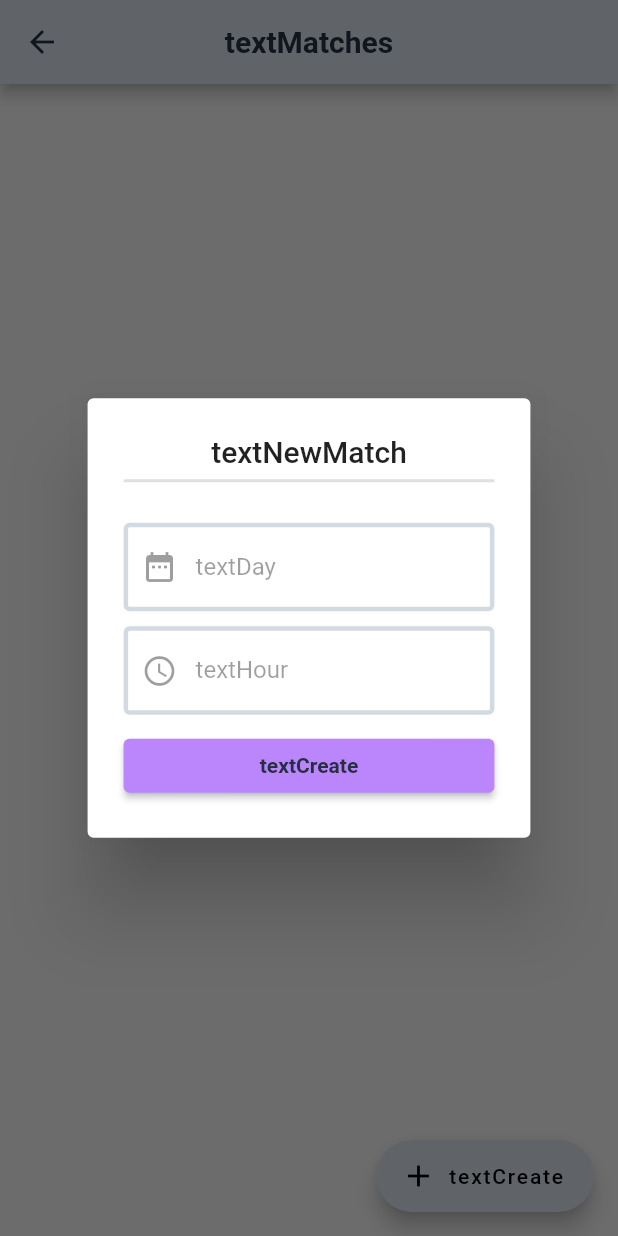
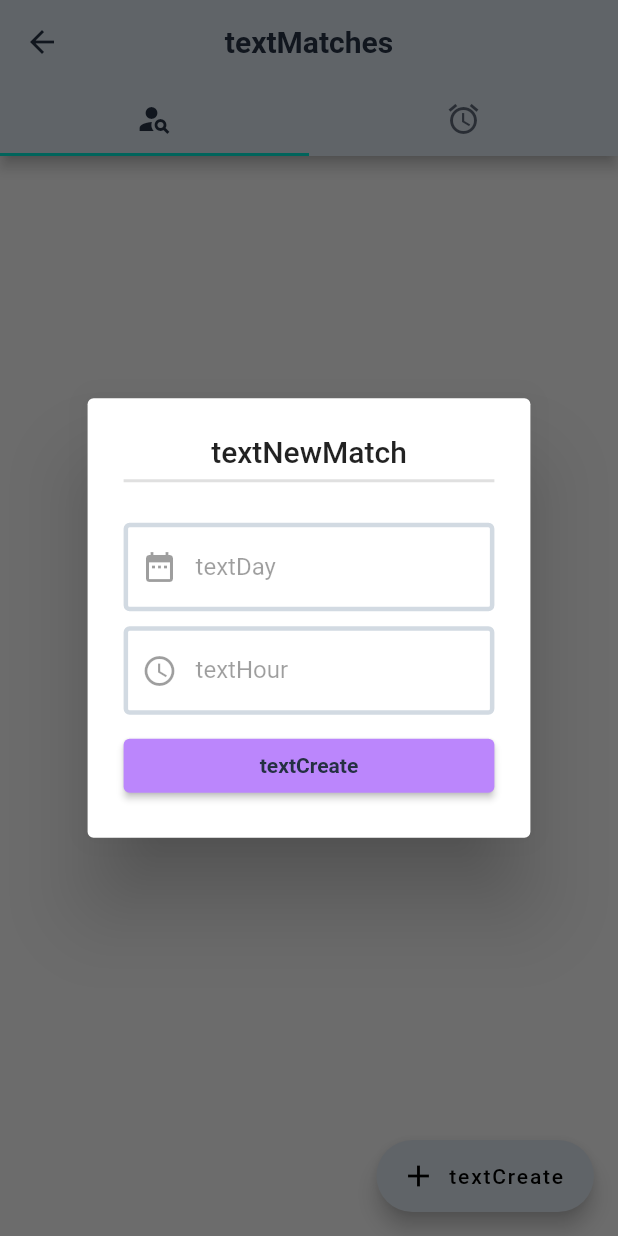
Before and after one commit to Alvaro-Final-Proyect/App, a Flutter app: the MatchesPage screen opened by its route, after a tap on "textCreate", on a phone screen of 412 x 824 dp. Run offline on Flutter 3.47's test engine with Material 2 defaults, Android fonts, the phone set to English and light mode, and no system bars; drawn by our look-alikes of grouped_list; our stand-ins replace auto_size_text, carousel_slider, dio, fluttertoast, get, google_fonts and 2 more; missing offline and left inert: gender_picker, graphview, icon_badge; accounts and stored records are empty; generated files the repository leaves out were written again; network calls fail.

Commit message:
- show matches by user

```diff
--- a/lib/data/network/api_client.dart
+++ b/lib/data/network/api_client.dart
@@ -54,4 +54,7 @@ abstract class ApiClient{
 
   @GET('/api/users/getInvitedMatches')
   Future<List<MatchModel>> getInvitedMatches();
+
+  @GET('/api/users/getUserMatches')
+  Future<List<MatchModel>> getUserMatches();
 }
--- a/lib/data/network/api_service.dart
+++ b/lib/data/network/api_service.dart
@@ -91,4 +91,9 @@ class ApiService {
     final matches = await RetrofitHelper.getApiClient().getInvitedMatches();
     return matches;
   }
+
+  Future<List<MatchModel>> getUserMatches() async {
+    final matches = await RetrofitHelper.getApiClient().getUserMatches();
+    return matches;
+  }
 }
--- /dev/null
+++ b/lib/domain/user_use_case/get_user_matches_use_case.dart
@@ -0,0 +1,9 @@
+import 'package:padel/data/models/match_model.dart';
+import '../../data/network/api_service.dart';
+
+class GetUserMatchesUseCase {
+  final ApiService _api = ApiService();
+
+  Future<List<MatchModel>> call() =>
+      _api.getUserMatches();
+}
--- a/lib/screens/matches_screen/matches_body.dart
+++ b/lib/screens/matches_screen/matches_body.dart
@@ -23,11 +23,24 @@ class MatchesBody extends StatelessWidget {
     }
   }
 
+  Future<void> _loadPlayerMatches() async {
+    await matchesController.loadPlayerMatches();
+    if (matchesController.loadError().isNotEmpty) {
+      Fluttertoast.showToast(
+        msg: 'Could not load your matches',
+        toastLength: Toast.LENGTH_SHORT,
+      );
+    }
+  }
+
   @override
   Widget build(BuildContext context) {
     _loadMatches();
+    _loadPlayerMatches();
 
-    return Obx(
+    return TabBarView(
+      children: [
+        Obx(
           () {
             return matchesController.isLoading()
                 ? const Center(
@@ -51,7 +64,8 @@ class MatchesBody extends StatelessWidget {
                           ),
                         );
                       },
-                  itemBuilder: (_, MatchModel match) => MatchItem(match: match),
+                      itemBuilder: (_, MatchModel match) =>
+                          MatchItem(match: match),
                       itemComparator: (a, b) =>
                           a.date.millisecondsSinceEpoch -
                           b.date.millisecondsSinceEpoch,
@@ -60,6 +74,17 @@ class MatchesBody extends StatelessWidget {
                     ),
                   );
           },
+        ),
+        Obx(() {
+          return ListView.builder(
+            itemCount: matchesController.userMatches.length,
+            itemBuilder: (context, index) {
+              final match = matchesController.userMatches[index];
+              return MatchItem(match: match);
+            }
+          );
+        }),
+      ],
     );
   }
 }
--- a/lib/screens/matches_screen/matches_controller.dart
+++ b/lib/screens/matches_screen/matches_controller.dart
@@ -1,3 +1,5 @@
+import 'dart:developer';
+
 import 'package:padel/core/retrofit_helper.dart';
 import 'package:padel/data/models/match_model.dart';
 import 'package:padel/domain/matches_use_case/create_match_use_case.dart';
@@ -5,6 +7,7 @@ import 'package:padel/domain/matches_use_case/get_all_matches_use_case.dart';
 import 'package:padel/domain/matches_use_case/join_to_match_use_case.dart';
 import 'package:get/get.dart';
 import 'package:padel/domain/matches_use_case/leave_match_use_case.dart';
+import 'package:padel/domain/user_use_case/get_user_matches_use_case.dart';
 
 class MatchesController extends GetxController {
 
@@ -17,9 +20,11 @@ class MatchesController extends GetxController {
   final getAllMatchesUseCase = GetAllMatchesUseCase();
   final joinToMatchUseCase = JoinToMatchUseCase();
   final createMatchUseCase = CreateMatchUseCase();
+  final getUserMatchesUseCase = GetUserMatchesUseCase();
 
   final RxList<MatchModel> matches = <MatchModel>[].obs;
   final user = RetrofitHelper.user!;
+  final userMatches = <MatchModel>[].obs;
 
   Future<void> loadMatches() async {
     _isLoading.value = true;
@@ -60,4 +65,19 @@ class MatchesController extends GetxController {
       _loadError.value = 'Could not create match';
     }
   }
+
+  Future<void> loadPlayerMatches() async {
+    _isLoading.value = true;
+
+    try{
+      final matches = await getUserMatchesUseCase();
+      log(matches.toString());
+      userMatches.value = matches;
+      _loadError.value = '';
+    }catch(e){
+      _loadError.value = 'Could not load your matches';
+    }
+
+    _isLoading.value = false;
+  }
 }
--- a/lib/screens/matches_screen/matches_page.dart
+++ b/lib/screens/matches_screen/matches_page.dart
@@ -12,13 +12,25 @@ class MatchesPage extends StatelessWidget {
 
   @override
   Widget build(BuildContext context) {
-    return Scaffold(
+    return DefaultTabController(
+      length: 2,
+      child: Scaffold(
         appBar: AppBar(
           title: Text('textMatches'.tr),
           centerTitle: true,
           leading: IconButton(
             onPressed: () => Get.back(),
             icon: const Icon(Icons.arrow_back),
+          ),
+          bottom: const TabBar(
+            tabs: [
+              Tab(
+                child: Icon(Icons.person_search),
+              ),
+              Tab(
+                child: Icon(Icons.access_alarm),
+              ),
+            ],
           ),
         ),
         body: MatchesBody(),
@@ -33,6 +45,7 @@ class MatchesPage extends StatelessWidget {
           label: Text('textCreate'.tr),
           icon: const Icon(Icons.add),
         ),
+      ),
     );
   }
 }
```
Also changed, not shown: lib/data/network/api_client.g.dart. Lines whose indentation alone changed are shown as unchanged.
